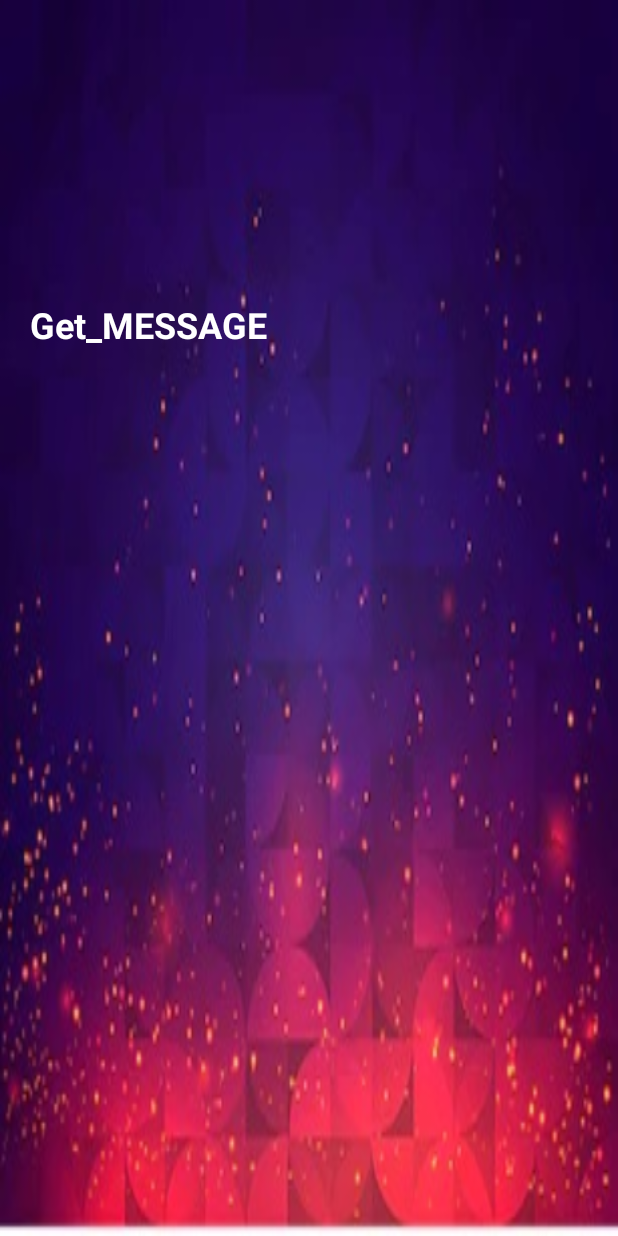
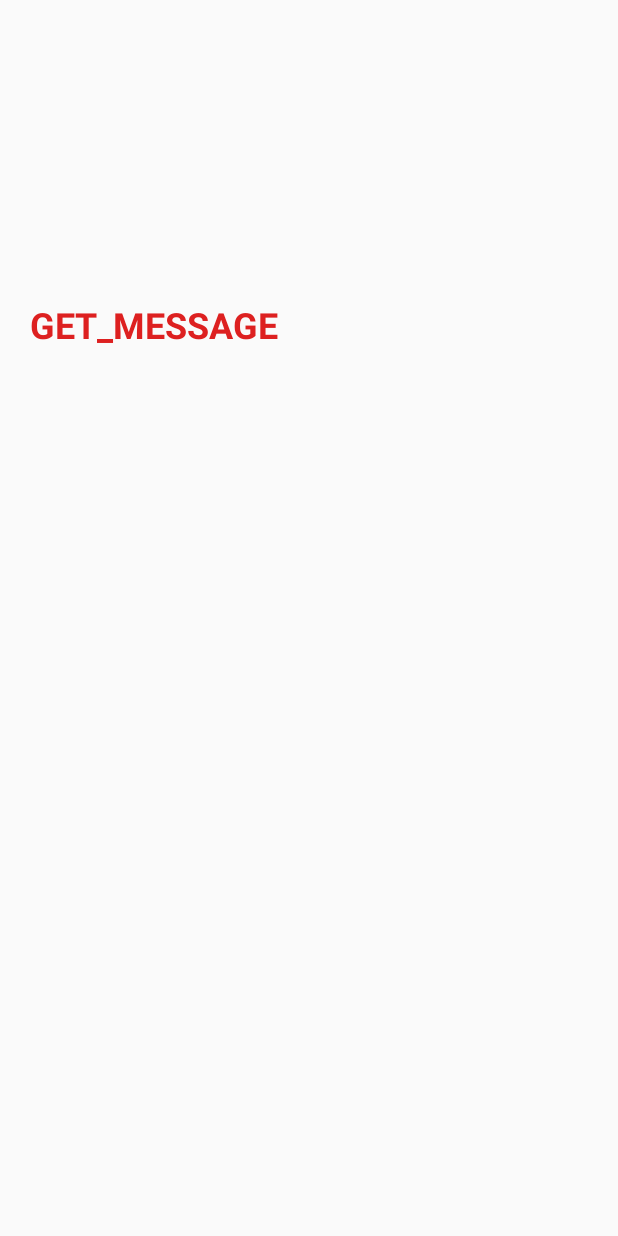
Before and after one commit to Babitababy/Kheetemate, an Android app: the reciever screen opened directly, with no data from a screen before it, on a phone screen of 412 x 824 dp. Run offline under Robolectric (Android 15) with nearby library versions, the phone set to English and light mode, and no system bars; our stand-ins replace Firebase (no records; nobody signed in at launch, a user with empty details on screens opened directly); Roboto replaces fonts that are not available here.

Commit message:
profile is changed

```diff
--- a/app/src/main/res/layout/activity_profile.xml
+++ b/app/src/main/res/layout/activity_profile.xml
@@ -3,7 +3,6 @@
     xmlns:app="http://schemas.android.com/apk/res-auto"
     xmlns:tools="http://schemas.android.com/tools"
     android:layout_width="match_parent"
-    android:background="@drawable/img1"
     android:layout_height="match_parent"
     android:fillViewport="true">
 
@@ -13,8 +12,6 @@
         android:layout_width="match_parent"
         android:layout_height="match_parent"
         tools:context=".ProfileActivity">
-
-
 
         <EditText
             android:layout_width="match_parent"
--- a/app/src/main/res/layout/activity_reciever.xml
+++ b/app/src/main/res/layout/activity_reciever.xml
@@ -4,7 +4,6 @@
     xmlns:tools="http://schemas.android.com/tools"
     android:layout_width="match_parent"
     android:layout_height="match_parent"
-    android:background="@drawable/reciever"
     tools:context=".reciever">
 
     <TextView
@@ -14,8 +13,8 @@
         android:layout_marginLeft="20dp"
         android:layout_marginTop="200dp"
         android:layout_marginRight="20dp"
-        android:text="Get_MESSAGE"
-        android:textColor="#FFFFFF"
+        android:text="GET_MESSAGE"
+        android:textColor="#DD2020"
         android:textSize="24sp"
         android:textStyle="bold"
        />
--- a/app/src/main/res/layout/activity_selectportal.xml
+++ b/app/src/main/res/layout/activity_selectportal.xml
@@ -37,7 +37,7 @@
                         android:layout_width="match_parent"
                         android:layout_height="200dp"
                         android:layout_marginTop="60dp"
-                        android:background="@drawable/farmer" />
+                        android:background="@drawable/seller"/>
 
                     <TextView
                         android:id="@+id/textView1"
```
Also changed, not shown: app/src/main/res/drawable/seller.png (added).
